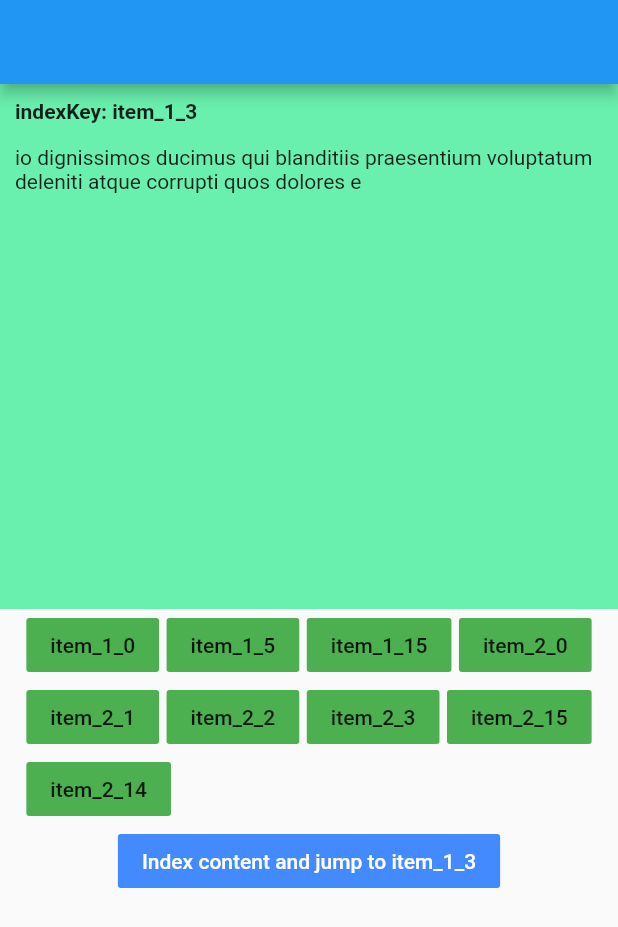
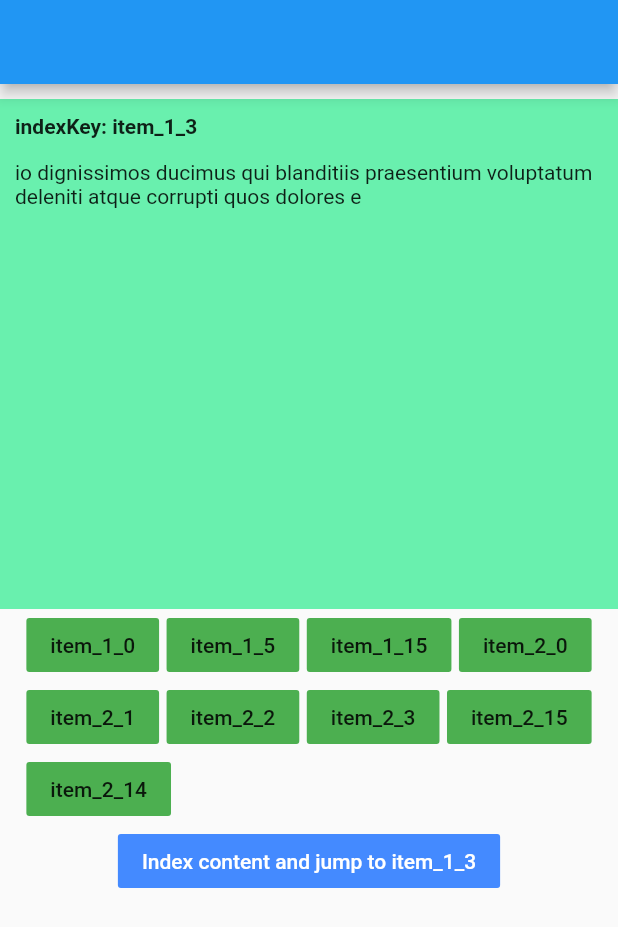
Before and after one commit to N9vn1njdf/indexed_scrollable, a Flutter app: the screen it shows after launch, scrolled down 576 dp, after a tap on "Index content and jump to item_1_3", on a phone screen of 412 x 824 dp. Shown: the top 927 px of the screen. Run offline on Flutter 3.47's test engine with Material 2 defaults, Android fonts, the phone set to English and light mode, and no system bars.

Commit message:
jump offset option

```diff
--- a/example/lib/main.dart
+++ b/example/lib/main.dart
@@ -102,7 +102,7 @@ class _HomeState extends State<Home> {
             onPressed: () => {
               controller.index().then((value) {
                 print('Index completed!');
-                controller.jumpToKey('item_1_3');
+                controller.jumpToKey('item_1_3', offset: 10);
               })
             },
             child: Text(
--- a/lib/src/indexed_scroll_controller.dart
+++ b/lib/src/indexed_scroll_controller.dart
@@ -29,9 +29,9 @@ class IndexedScrollController extends ScrollController {
   }
 
   /// Прыгнуть к нужному виджету по его ключу [value]
-  void jumpToKey(String value) {
+  void jumpToKey(String indexKey, {double offset = 0}) {
     for (final position in List<IndexedScrollPosition>.from(positions)) {
-      position.jumpToKey(value);
+      position.jumpToKey(indexKey, offset);
     }
   }
 }
@@ -69,17 +69,17 @@ class IndexedScrollPosition extends ScrollPositionWithSingleContext {
   }
 
   /// Аналогично [jumpTo], только принимает ключ виджета, к которому хотим прыгнуть
-  void jumpToKey(String value) {
+  void jumpToKey(String indexKey, double offset) {
     goIdle();
 
-    double offset = 0;
+    double totalOffset = 0;
     for (var item in _data) {
-      if (item.key == Key(value)) {
-        forcePixels(offset);
+      if (item.key == Key(indexKey)) {
+        forcePixels(totalOffset - offset);
         break;
       }
 
-      offset += item.size.height;
+      totalOffset += item.size.height;
     }
 
     didEndScroll();
```
